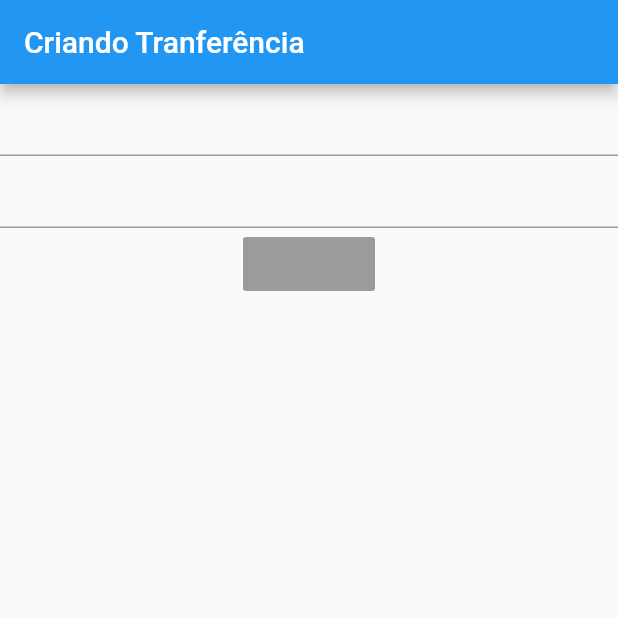
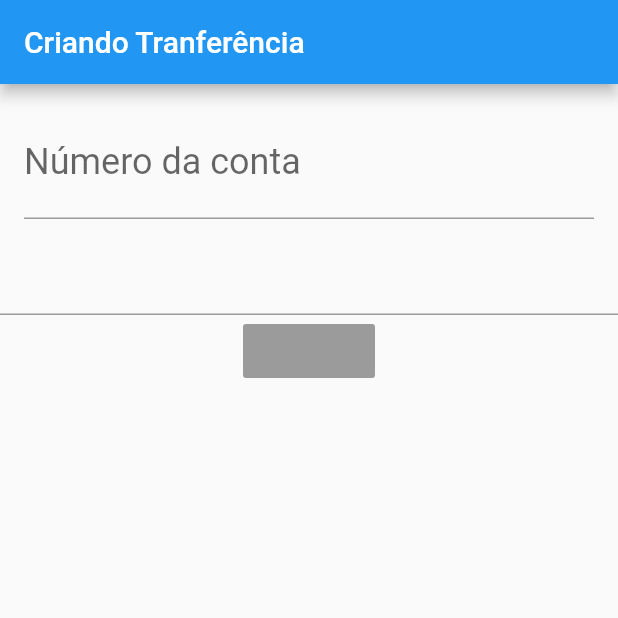
Before and after one commit to AbnerWCR/Aprendendo_Flutter, a Flutter app: the screen it shows after launch, on a phone screen of 412 x 824 dp, the top half of it. Run offline on Flutter 3.47's test engine with Material 2 defaults, Android fonts, the phone set to English and light mode, and no system bars.

Commit message:
Customizando o TextField Frmtransferencia v0.1

```diff
--- a/hello_word/lib/main.dart
+++ b/hello_word/lib/main.dart
@@ -22,10 +22,23 @@ class FormularioTranferencia extends StatelessWidget {
       ),
       body: Column(
         children: <Widget>[
-          TextField(),
+          Padding(
+            padding: const EdgeInsets.all(16.0),
+          child:
+          TextField(
+            style: TextStyle(
+              fontSize: 24.0,
+            ),
+            decoration: InputDecoration(
+              labelText: 'Número da conta',
+              hintText: 'EX: 0000'
+            ),
+            keyboardType: TextInputType.number,
+          ),
+          ),
           TextField(),
           RaisedButton(),
-        ]
+        ],
       ),
     );
   }
```
